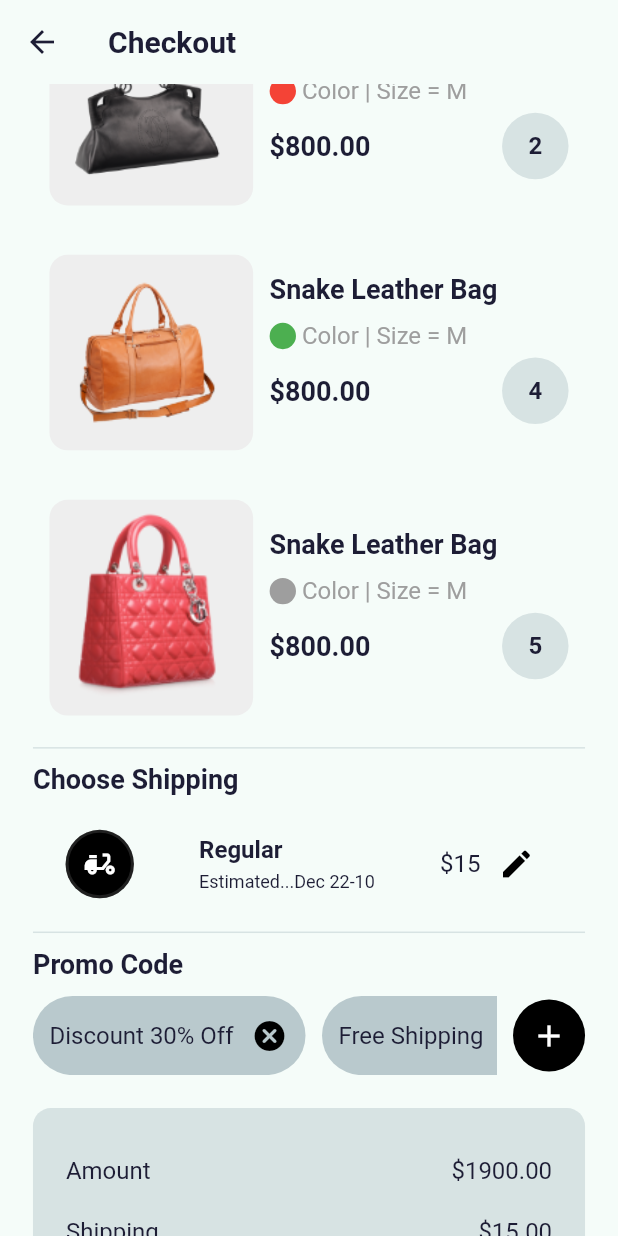
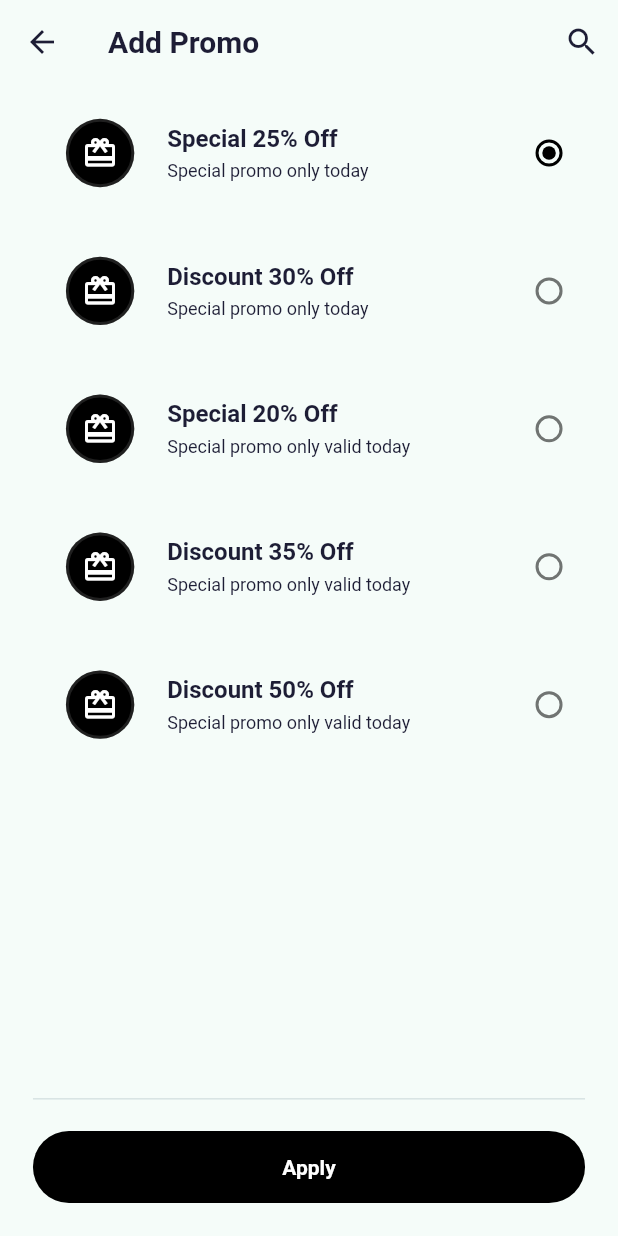
Before and after one commit to vuxnguyxn/e-commerce-app, a Flutter app: the CheckoutPage screen opened by its route, scrolled down 576 dp, after a tap on the "add" icon, on a phone screen of 412 x 824 dp. Run offline on Flutter 3.47's test engine with Material 2 defaults, Android fonts, the phone set to English and light mode, and no system bars; our stand-ins replace flutter_svg.

Commit message:
features(checkout): create add promo page

```diff
--- a/lib/core/routes.dart
+++ b/lib/core/routes.dart
@@ -1,6 +1,7 @@
 import 'package:e_commerce_app/features/cart/presentation/cart.dart';
 import 'package:e_commerce_app/features/cart/presentation/pages/check_out_page.dart';
 import 'package:e_commerce_app/features/cart/presentation/pages/choose_shipping_page.dart';
+import 'package:e_commerce_app/features/cart/presentation/pages/promo_page.dart';
 import 'package:e_commerce_app/features/cart/presentation/pages/shipping_address_page.dart';
 import 'package:e_commerce_app/features/home/presentation/pages/categories_page.dart';
 import 'package:e_commerce_app/features/home/presentation/pages/most_popular_page.dart';
@@ -27,4 +28,5 @@ final Map<String, WidgetBuilder> routes = {
   CheckoutPage.route: (context) => const CheckoutPage(),
   ShippingAddressPage.route:(context) => const ShippingAddressPage(),
   ChooseShippingPage.route:(context) => const ChooseShippingPage(),
+  PromoPage.route:(context) => const PromoPage(),
 };
--- a/lib/features/cart/data/cart_data.dart
+++ b/lib/features/cart/data/cart_data.dart
@@ -1,5 +1,39 @@
 // ignore_for_file: public_member_api_docs, sort_constructors_first
 import 'package:flutter/material.dart';
+
+class PromoCode {
+  String title;
+  String content;
+  bool isSelected;
+  PromoCode({
+    required this.title,
+    required this.content,
+    this.isSelected = false,
+  });
+}
+
+List dataPromo = [
+  PromoCode(
+      title: 'Special 25% Off',
+      content: 'Special promo only today',
+      isSelected: true),
+  PromoCode(
+      title: 'Discount 30% Off',
+      content: 'Special promo only today',
+      isSelected: false),
+  PromoCode(
+      title: 'Special 20% Off',
+      content: 'Special promo only valid today',
+      isSelected: false),
+  PromoCode(
+      title: "Discount 35% Off",
+      content: 'Special promo only valid today',
+      isSelected: false),
+  PromoCode(
+      title: "Discount 50% Off",
+      content: 'Special promo only valid today',
+      isSelected: false),
+];
 
 class DeliveryShipping {
   String title;
--- /dev/null
+++ b/lib/features/cart/presentation/pages/promo_page.dart
@@ -0,0 +1,67 @@
+import 'package:e_commerce_app/features/cart/presentation/widgets/promo_item.dart';
+import 'package:flutter/material.dart';
+
+import '../../../../core/constants.dart';
+import '../../../../core/size_config.dart';
+import '../../../../widgets/custom_button.dart';
+import '../../../../widgets/horizon_line.dart';
+import '../../data/cart_data.dart';
+
+class PromoPage extends StatelessWidget {
+  const PromoPage({super.key});
+
+  static const String route = '/promo';
+
+  @override
+  Widget build(BuildContext context) {
+    final Brightness brightness = MediaQuery.of(context).platformBrightness;
+    return Scaffold(
+      appBar: AppBar(
+        title: const Text('Add Promo'),
+        actions: [
+          IconButton(onPressed: () {}, icon: const Icon(Icons.search)),
+        ],
+      ),
+      body: Container(
+        padding: EdgeInsets.symmetric(
+            horizontal: getProportionateScreenWidth(kDefaultPadding)),
+        child: Column(
+          children: [
+            Expanded(
+              child: SingleChildScrollView(
+                child: Column(
+                  children: [
+                    ...List.generate(
+                      dataPromo.length,
+                      (index) => PromoItem(
+                        index: index,
+                        brightness: brightness,
+                        data: dataPromo[index],
+                      ),
+                    ),
+                  ],
+                ),
+              ),
+            ),
+            const HorizonLine(),
+            Container(
+              width: double.infinity,
+              margin: EdgeInsets.only(
+                  top: getProportionateScreenWidth(kDefaultPadding / 2),
+                  bottom: getProportionateScreenWidth(kDefaultPadding)),
+              child: CustomButton(
+                  title: 'Apply',
+                  color: brightness == Brightness.light
+                      ? Colors.black
+                      : Colors.white,
+                  colorText: brightness == Brightness.light
+                      ? Colors.white
+                      : Colors.black,
+                  press: () {}),
+            )
+          ],
+        ),
+      ),
+    );
+  }
+}
--- a/lib/features/cart/presentation/widgets/promo_code_card.dart
+++ b/lib/features/cart/presentation/widgets/promo_code_card.dart
@@ -1,3 +1,4 @@
+import 'package:e_commerce_app/features/cart/presentation/pages/promo_page.dart';
 import 'package:flutter/material.dart';
 
 import '../../../../core/constants.dart';
@@ -41,7 +42,9 @@ class PromoCodeCard extends StatelessWidget {
                     ? Colors.black
                     : Colors.white),
             child: IconButton(
-              onPressed: () {},
+              onPressed: () {
+                Navigator.pushNamed(context, PromoPage.route);
+              },
               icon: Icon(
                 Icons.add,
                 color: brightness == Brightness.light
--- /dev/null
+++ b/lib/features/cart/presentation/widgets/promo_item.dart
@@ -0,0 +1,96 @@
+import 'package:e_commerce_app/features/cart/data/cart_data.dart';
+import 'package:flutter/material.dart';
+
+import '../../../../core/constants.dart';
+import '../../../../core/size_config.dart';
+
+class PromoItem extends StatefulWidget {
+  const PromoItem({
+    super.key,
+    required this.brightness,
+    required this.data,
+    required this.index,
+  });
+
+  final Brightness brightness;
+  final PromoCode data;
+  final int index;
+
+  @override
+  State<PromoItem> createState() => _ShippingAddressItemState();
+}
+
+class _ShippingAddressItemState extends State<PromoItem> {
+  int _selected = 0;
+
+  @override
+  Widget build(BuildContext context) {
+    return Container(
+      margin: EdgeInsets.symmetric(
+        vertical: getProportionateScreenWidth(kDefaultPadding / 2),
+      ),
+      padding: EdgeInsets.symmetric(
+          vertical: getProportionateScreenWidth(kDefaultPadding / 2)),
+      decoration: BoxDecoration(
+          borderRadius: BorderRadius.circular(12),
+          color: widget.brightness == Brightness.light
+              ? null
+              : Colors.blueGrey.withOpacity(.2)),
+      child: Row(
+        children: [
+          Container(
+              margin: EdgeInsets.symmetric(
+                  horizontal: getProportionateScreenWidth(kDefaultPadding)),
+              decoration: BoxDecoration(
+                  border:
+                      Border.all(color: Colors.grey.withOpacity(.2), width: 2),
+                  shape: BoxShape.circle,
+                  color: widget.brightness == Brightness.light
+                      ? Colors.black
+                      : Colors.white),
+              padding: EdgeInsets.all(getProportionateScreenWidth(8)),
+              child: Icon(
+                Icons.card_giftcard_outlined,
+                color: widget.brightness == Brightness.light
+                    ? Colors.white
+                    : Colors.black,
+              )),
+          Expanded(
+            child: Column(
+              crossAxisAlignment: CrossAxisAlignment.start,
+              children: [
+                Text(
+                  widget.data.title,
+                  maxLines: 1,
+                  overflow: TextOverflow.ellipsis,
+                  style: const TextStyle(fontWeight: FontWeight.bold),
+                ),
+                SizedBox(
+                  height: getProportionateScreenWidth(kDefaultPadding / 4),
+                ),
+                Text(
+                  widget.data.content,
+                  maxLines: 1,
+                  overflow: TextOverflow.ellipsis,
+                  style: const TextStyle(fontSize: 12),
+                ),
+              ],
+            ),
+          ),
+          Radio(
+            value: widget.index,
+            groupValue: _selected,
+            onChanged: (value) {
+              setState(() {
+                _selected = value!;
+              });
+            },
+            activeColor: widget.brightness == Brightness.light
+                ? Colors.black
+                : Colors.white,
+          ),
+        ],
+      ),
+    );
+  }
+}
```
